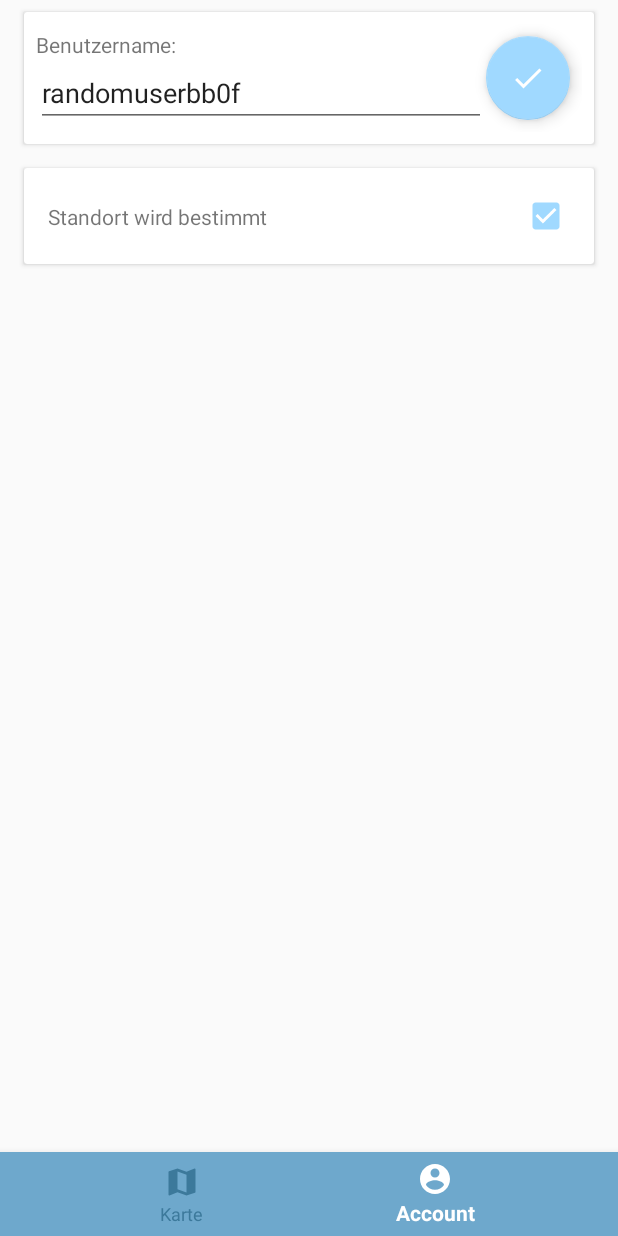
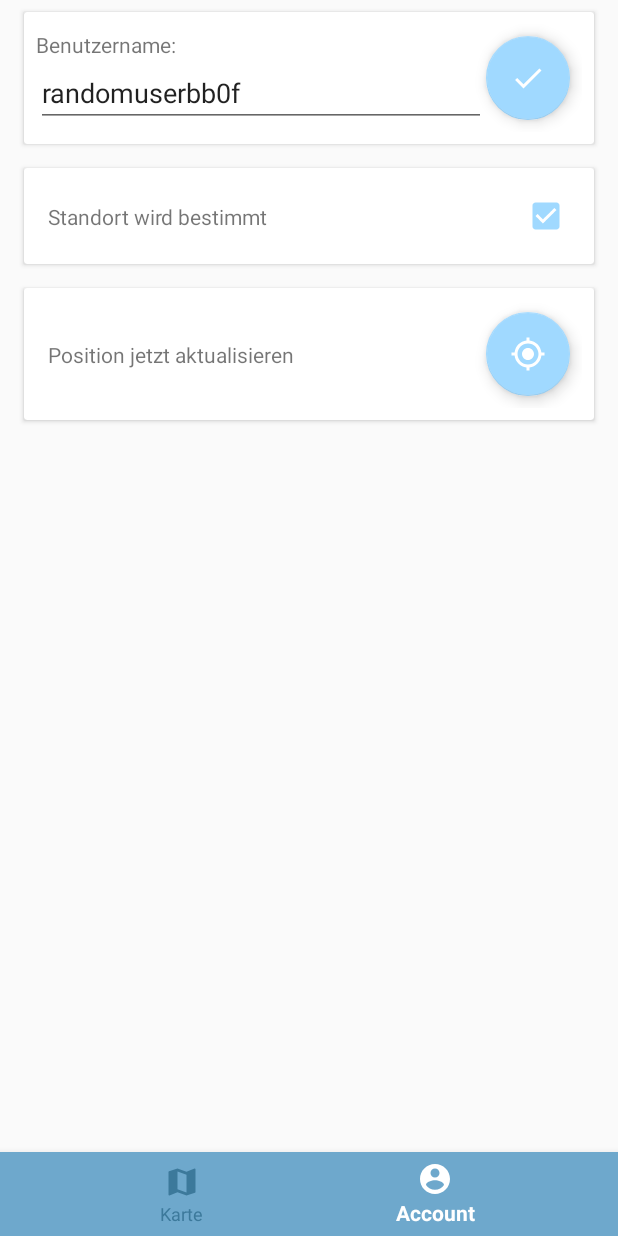
Before and after one commit to LeonBre/TravelFriend, an Android app: the screen it shows after launch (MapsActivity), item 2 of the bottom bar chosen, on a phone screen of 412 x 824 dp. Run offline under Robolectric (Android 15) with nearby library versions, the phone set to English and light mode, and no system bars.

Commit message:
Add new card with no functionality yet.

```diff
--- /dev/null
+++ b/app/src/main/res/drawable/ic_my_location_black_24dp.xml
@@ -0,0 +1,9 @@
+<vector xmlns:android="http://schemas.android.com/apk/res/android"
+        android:width="24dp"
+        android:height="24dp"
+        android:viewportWidth="24.0"
+        android:viewportHeight="24.0">
+    <path
+        android:fillColor="#FF000000"
+        android:pathData="M12,8c-2.21,0 -4,1.79 -4,4s1.79,4 4,4 4,-1.79 4,-4 -1.79,-4 -4,-4zM20.94,11c-0.46,-4.17 -3.77,-7.48 -7.94,-7.94L13,1h-2v2.06C6.83,3.52 3.52,6.83 3.06,11L1,11v2h2.06c0.46,4.17 3.77,7.48 7.94,7.94L11,23h2v-2.06c4.17,-0.46 7.48,-3.77 7.94,-7.94L23,13v-2h-2.06zM12,19c-3.87,0 -7,-3.13 -7,-7s3.13,-7 7,-7 7,3.13 7,7 -3.13,7 -7,7z"/>
+</vector>
--- a/app/src/main/res/layout/accountfragment.xml
+++ b/app/src/main/res/layout/accountfragment.xml
@@ -1,6 +1,7 @@
 <?xml version="1.0" encoding="utf-8"?>
 <LinearLayout xmlns:android="http://schemas.android.com/apk/res/android"
     xmlns:app="http://schemas.android.com/apk/res-auto"
+    xmlns:tools="http://schemas.android.com/tools"
     android:orientation="vertical" android:layout_width="match_parent"
     android:layout_height="match_parent">
 
@@ -9,5 +10,5 @@
 
     <include layout="@layout/checkpositioncard"/>
 
-
+    <include layout="@layout/updatepositioncard" />
 </LinearLayout>
--- /dev/null
+++ b/app/src/main/res/layout/updatepositioncard.xml
@@ -0,0 +1,45 @@
+<?xml version="1.0" encoding="utf-8"?>
+<android.support.v7.widget.CardView xmlns:app="http://schemas.android.com/apk/res-auto"
+    xmlns:android="http://schemas.android.com/apk/res/android"
+    xmlns:tools="http://schemas.android.com/tools"
+    android:layout_width="match_parent"
+    android:layout_height="wrap_content"
+    android:layout_marginHorizontal="16dp"
+    android:layout_marginVertical="8dp"
+    tools:showIn="@layout/accountfragment">
+
+    <android.support.constraint.ConstraintLayout
+        android:layout_width="match_parent"
+        android:layout_height="match_parent"
+        android:layout_margin="8dp">
+
+        <TextView
+            android:id="@+id/textView"
+            android:layout_width="0dp"
+            android:layout_height="wrap_content"
+            android:layout_marginBottom="8dp"
+            android:layout_marginStart="8dp"
+            android:layout_marginTop="8dp"
+            android:text="Position jetzt aktualisieren"
+            app:layout_constraintBottom_toBottomOf="parent"
+            app:layout_constraintStart_toStartOf="parent"
+            app:layout_constraintTop_toTopOf="parent" />
+
+
+        <android.support.design.widget.FloatingActionButton
+            android:layout_width="wrap_content"
+            android:layout_height="wrap_content"
+            android:layout_marginBottom="8dp"
+            android:layout_marginEnd="8dp"
+            android:layout_marginStart="8dp"
+            android:layout_marginTop="8dp"
+            android:src="@drawable/ic_my_location_black_24dp"
+            android:tint="@color/white"
+            app:layout_constraintBottom_toBottomOf="parent"
+            app:layout_constraintEnd_toEndOf="parent"
+            app:layout_constraintHorizontal_bias="1.0"
+            app:layout_constraintStart_toEndOf="@+id/textView"
+            app:layout_constraintTop_toTopOf="parent"
+            app:layout_constraintVertical_bias="0.0" />
+    </android.support.constraint.ConstraintLayout>
+</android.support.v7.widget.CardView>
```
